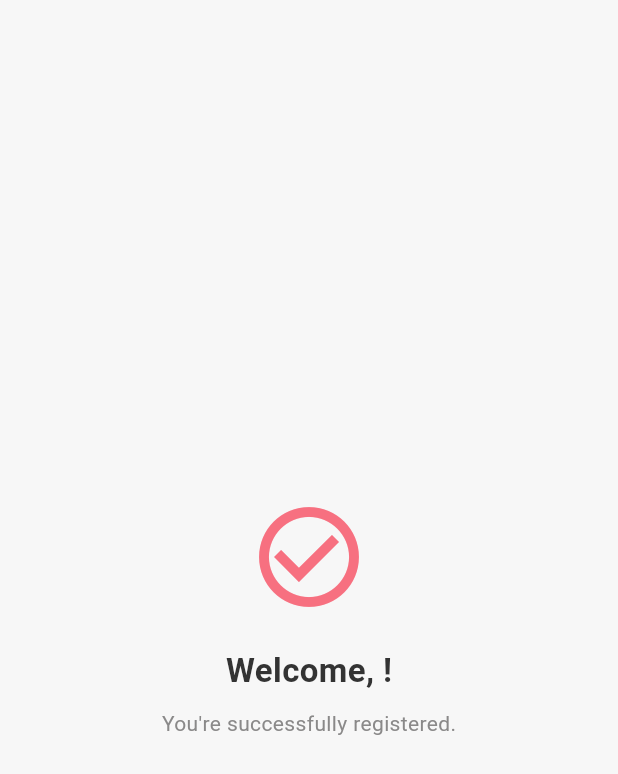
After one commit to Geek-ubaid/Flutter-tutor-App, a Flutter app: the WelcomeScreen screen opened directly, on a phone screen of 412 x 824 dp. The commit adds this screen. Shown: the top 774 px of the screen. Run offline on Flutter 3.47's test engine with Material 3 defaults, Android fonts, the phone set to English and light mode, and no system bars; our stand-ins replace cached_network_image, carousel_slider, cloud_firestore, firebase_auth, firebase_core, flutter_svg and 3 more; accounts and stored records are empty.

Commit message:
Added loader, categories are functioning and added welcome screen

```diff
--- /dev/null
+++ b/course_clone/lib/screens/welcome_screen.dart
@@ -0,0 +1,68 @@
+import 'dart:async';
+import 'package:flutter/material.dart';
+import 'package:firebase_auth/firebase_auth.dart';
+import 'package:cloud_firestore/cloud_firestore.dart';
+import 'root_app.dart';
+import '../theme/color.dart';
+
+class WelcomeScreen extends StatefulWidget {
+  const WelcomeScreen({super.key});
+
+  @override
+  State<WelcomeScreen> createState() => _WelcomeScreenState();
+}
+
+class _WelcomeScreenState extends State<WelcomeScreen> {
+  String nickname = "";
+
+  @override
+  void initState() {
+    super.initState();
+    loadUser();
+  }
+
+  void loadUser() async {
+    final uid = FirebaseAuth.instance.currentUser?.uid;
+    if (uid != null) {
+      final doc = await FirebaseFirestore.instance.collection('users').doc(uid).get();
+      setState(() {
+        nickname = doc.data()?['nickname'] ?? '';
+      });
+    }
+
+    // 3 秒后自动跳转主页
+    Timer(const Duration(seconds: 3), () {
+      Navigator.pushReplacement(
+        context,
+        MaterialPageRoute(builder: (_) => RootApp()),
+      );
+    });
+  }
+
+  @override
+  Widget build(BuildContext context) {
+    return Scaffold(
+      backgroundColor: AppColor.appBgColor,
+      body: Center(
+        child: Column(
+          mainAxisAlignment: MainAxisAlignment.center,
+          children: [
+            Icon(Icons.check_circle_outline, color: AppColor.primary, size: 80),
+            const SizedBox(height: 20),
+            Text(
+              "Welcome, $nickname!",
+              style: const TextStyle(
+                fontSize: 22,
+                fontWeight: FontWeight.bold,
+                color: AppColor.textColor,
+              ),
+            ),
+            const SizedBox(height: 10),
+            const Text("You're successfully registered.",
+                style: TextStyle(color: AppColor.labelColor)),
+          ],
+        ),
+      ),
+    );
+  }
+}
--- /dev/null
+++ b/course_clone/lib/states/course_controller.dart
@@ -0,0 +1,16 @@
+import 'package:get/get.dart';
+
+import '../models/course_model.dart';
+import '../services/firestore_api.dart';
+
+class CourseController extends GetxController {
+  RxList<Course> courses = <Course>[].obs;
+  RxBool isLoading = true.obs;
+
+  @override
+  void onInit() {
+    super.onInit();
+    courses.bindStream(DatabaseService().fetchCourses);
+    isLoading.value = false;
+  }
+}
```
Also changed, not shown: course_clone/lib/screens/home.dart (+76 -0 lines), course_clone/lib/screens/search_screen.dart (+9 -2 lines), course_clone/assets/icons/logo.png (added).
